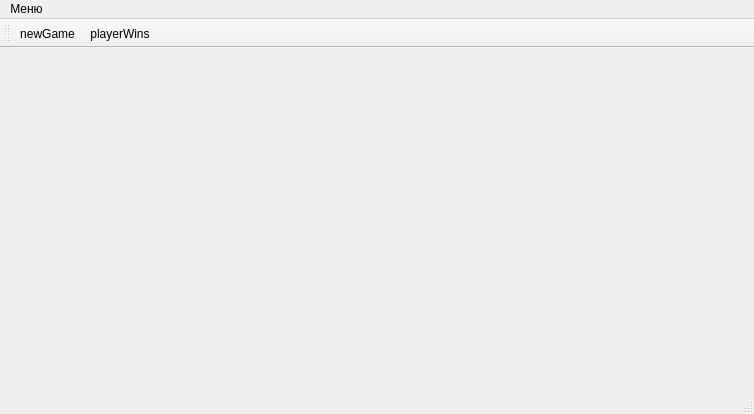
Old version of the form Skripal_Boris/source/mainwindow.ui in the repository h31/ProgrammingCourseBackup.
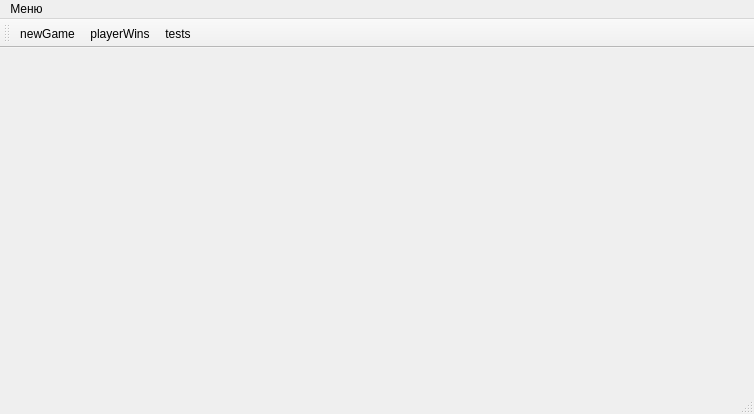
New version of the form.

What changed in the file:
```diff
--- a/Skripal_Boris/source/mainwindow.ui
+++ b/Skripal_Boris/source/mainwindow.ui
@@ -42,6 +42,7 @@
    </attribute>
    <addaction name="actionNewGame"/>
    <addaction name="actionPlayerWins"/>
+   <addaction name="actionTests"/>
   </widget>
   <widget class="QStatusBar" name="statusBar"/>
   <action name="actionNewGame">
@@ -60,6 +61,14 @@
     <string>Победы игроков</string>
    </property>
   </action>
+  <action name="actionTests">
+   <property name="text">
+    <string>tests</string>
+   </property>
+   <property name="toolTip">
+    <string>Тесты</string>
+   </property>
+  </action>
  </widget>
  <layoutdefault spacing="6" margin="11"/>
  <resources/>
```
